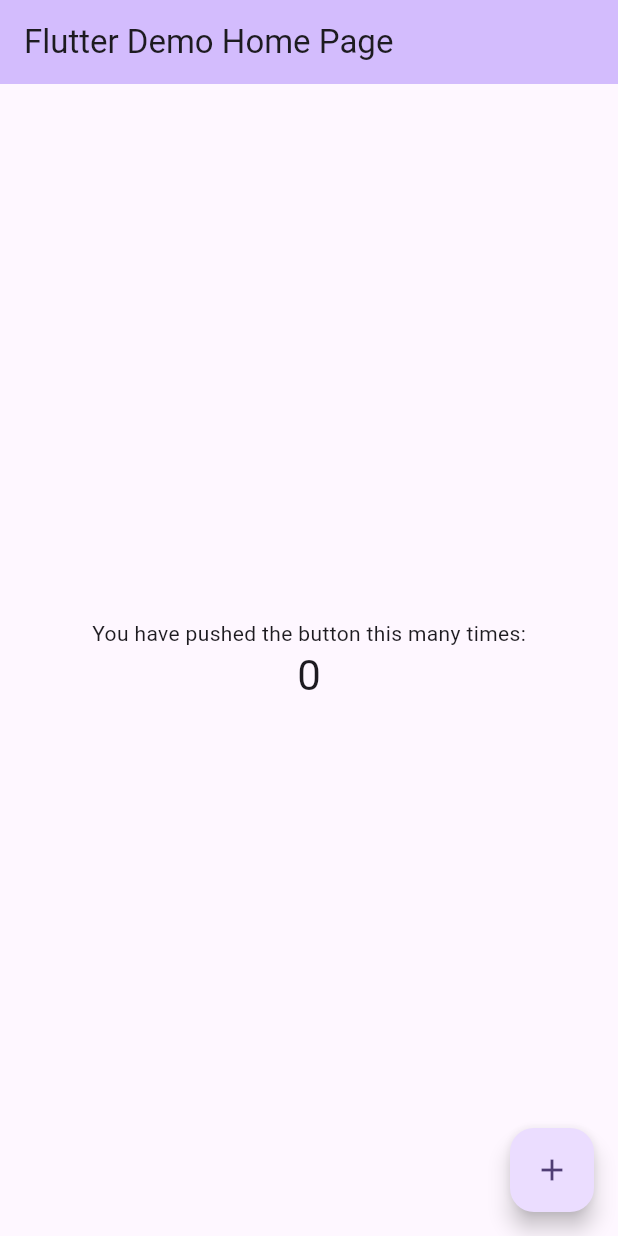
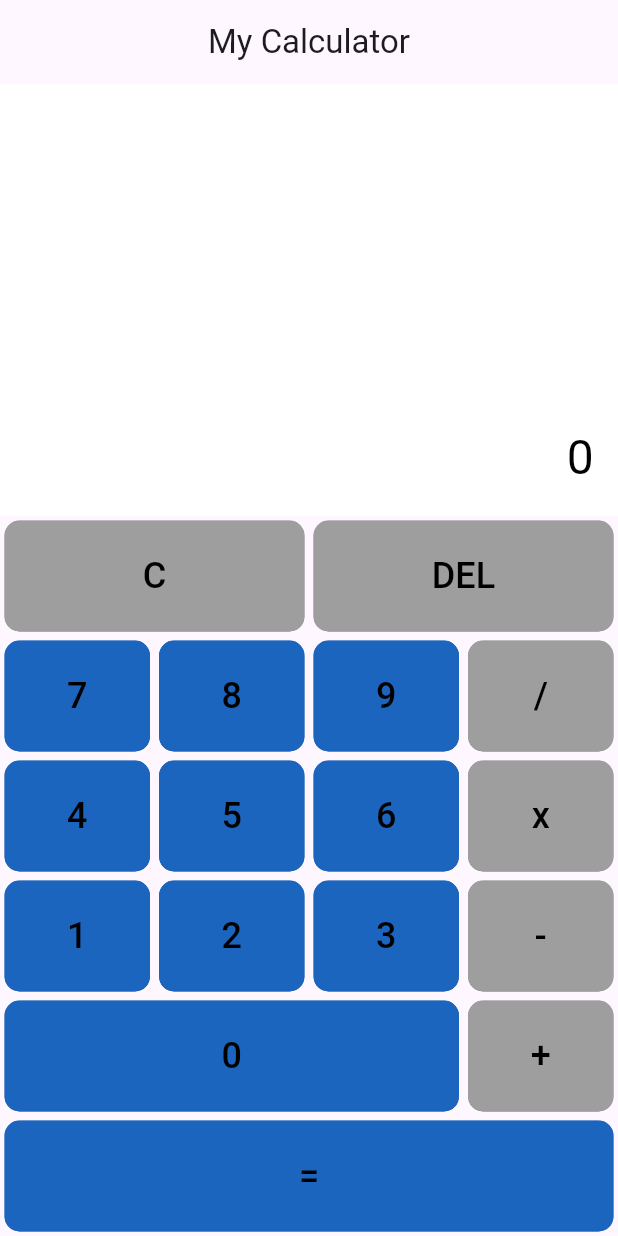
Before and after one commit to Feeldown/midterm_640710719, a Flutter app: the screen it shows after launch, on a phone screen of 412 x 824 dp. Run offline on Flutter 3.47's test engine with Material 3 defaults, Android fonts, the phone set to English and light mode, and no system bars.

Commit message:
Update main.dart

```diff
--- a/lib/main.dart
+++ b/lib/main.dart
@@ -1,125 +1,170 @@
 import 'package:flutter/material.dart';
+import 'dart:math';
 
 void main() {
-  runApp(const MyApp());
+  runApp(CalculatorApp());
 }
 
-class MyApp extends StatelessWidget {
-  const MyApp({super.key});
-
-  // This widget is the root of your application.
+class CalculatorApp extends StatelessWidget {
   @override
   Widget build(BuildContext context) {
     return MaterialApp(
-      title: 'Flutter Demo',
-      theme: ThemeData(
-        // This is the theme of your application.
-        //
-        // TRY THIS: Try running your application with "flutter run". You'll see
-        // the application has a purple toolbar. Then, without quitting the app,
-        // try changing the seedColor in the colorScheme below to Colors.green
-        // and then invoke "hot reload" (save your changes or press the "hot
-        // reload" button in a Flutter-supported IDE, or press "r" if you used
-        // the command line to start the app).
-        //
-        // Notice that the counter didn't reset back to zero; the application
-        // state is not lost during the reload. To reset the state, use hot
-        // restart instead.
-        //
-        // This works for code too, not just values: Most code changes can be
-        // tested with just a hot reload.
-        colorScheme: ColorScheme.fromSeed(seedColor: Colors.deepPurple),
-        useMaterial3: true,
-      ),
-      home: const MyHomePage(title: 'Flutter Demo Home Page'),
+      home: CalculatorScreen(),
     );
   }
 }
 
-class MyHomePage extends StatefulWidget {
-  const MyHomePage({super.key, required this.title});
+class CalculatorScreen extends StatefulWidget {
+  @override
+  _CalculatorScreenState createState() => _CalculatorScreenState();
+}
 
-  // This widget is the home page of your application. It is stateful, meaning
-  // that it has a State object (defined below) that contains fields that affect
-  // how it looks.
-
-  // This class is the configuration for the state. It holds the values (in this
-  // case the title) provided by the parent (in this case the App widget) and
-  // used by the build method of the State. Fields in a Widget subclass are
-  // always marked "final".
-
-  final String title;
+class _CalculatorScreenState extends State<CalculatorScreen> {
+  String displayText = '0';
+  Color buttonColor = Colors.green;  // สีเริ่มต้น
 
   @override
-  State<MyHomePage> createState() => _MyHomePageState();
-}
+  void initState() {
+    super.initState();
+    // เรียกใช้ฟังก์ชันสำหรับสุ่มสีที่จะกำหนดให้กับปุ่ม
+    generateRandomColor();
+  }
 
-class _MyHomePageState extends State<MyHomePage> {
-  int _counter = 0;
+  void generateRandomColor() {
+    // สุ่มเลือกสีใหม่
+    final Random random = Random();
+    final int red = random.nextInt(256);
+    final int green = random.nextInt(256);
+    final int blue = random.nextInt(256);
 
-  void _incrementCounter() {
-    setState(() {
-      // This call to setState tells the Flutter framework that something has
-      // changed in this State, which causes it to rerun the build method below
-      // so that the display can reflect the updated values. If we changed
-      // _counter without calling setState(), then the build method would not be
-      // called again, and so nothing would appear to happen.
-      _counter++;
-    });
+    // กำหนดสีใหม่ในรูปแบบ Color
+    buttonColor = Color.fromARGB(255, red, green, blue);
   }
 
   @override
   Widget build(BuildContext context) {
-    // This method is rerun every time setState is called, for instance as done
-    // by the _incrementCounter method above.
-    //
-    // The Flutter framework has been optimized to make rerunning build methods
-    // fast, so that you can just rebuild anything that needs updating rather
-    // than having to individually change instances of widgets.
     return Scaffold(
       appBar: AppBar(
-        // TRY THIS: Try changing the color here to a specific color (to
-        // Colors.amber, perhaps?) and trigger a hot reload to see the AppBar
-        // change color while the other colors stay the same.
-        backgroundColor: Theme.of(context).colorScheme.inversePrimary,
-        // Here we take the value from the MyHomePage object that was created by
-        // the App.build method, and use it to set our appbar title.
-        title: Text(widget.title),
+        title: Text('My Calculator'),
+        centerTitle: true,
       ),
-      body: Center(
-        // Center is a layout widget. It takes a single child and positions it
-        // in the middle of the parent.
-        child: Column(
-          // Column is also a layout widget. It takes a list of children and
-          // arranges them vertically. By default, it sizes itself to fit its
-          // children horizontally, and tries to be as tall as its parent.
-          //
-          // Column has various properties to control how it sizes itself and
-          // how it positions its children. Here we use mainAxisAlignment to
-          // center the children vertically; the main axis here is the vertical
-          // axis because Columns are vertical (the cross axis would be
-          // horizontal).
-          //
-          // TRY THIS: Invoke "debug painting" (choose the "Toggle Debug Paint"
-          // action in the IDE, or press "p" in the console), to see the
-          // wireframe for each widget.
-          mainAxisAlignment: MainAxisAlignment.center,
-          children: <Widget>[
-            const Text(
-              'You have pushed the button this many times:',
+      body: Column(
+        children: [
+          Expanded(
+            child: Container(
+              color: Colors.white,
+              alignment: Alignment.bottomRight,
+              padding: EdgeInsets.all(16.0),
+              child: Text(
+                displayText,
+                style: TextStyle(
+                  color: Colors.black,
+                  fontSize: 32.0,
+                ),
+              ),
             ),
-            Text(
-              '$_counter',
-              style: Theme.of(context).textTheme.headlineMedium,
+          ),
+          Row(
+            children: [
+              buildButton('C', Colors.grey),
+              buildButton('DEL', Colors.grey),
+            ],
+          ),
+          Row(
+            children: [
+              buildButton('7', buttonColor),
+              buildButton('8', buttonColor),
+              buildButton('9', buttonColor),
+              buildButton('/', Colors.grey),
+            ],
+          ),
+          Row(
+            children: [
+              buildButton('4', buttonColor),
+              buildButton('5', buttonColor),
+              buildButton('6', buttonColor),
+              buildButton('x', Colors.grey),
+            ],
+          ),
+          Row(
+            children: [
+              buildButton('1', buttonColor),
+              buildButton('2', buttonColor),
+              buildButton('3', buttonColor),
+              buildButton('-', Colors.grey),
+            ],
+          ),
+          Row(
+            children: [
+              // ปรับ flex ของปุ่ม 0 เพื่อให้มีขนาดใหญ่ขึ้น
+              buildButton('0', buttonColor, flex: 3),
+              buildButton('+', Colors.grey),
+            ],
+          ),
+          Row(
+            children: [
+              buildButton('=', buttonColor, flex: 4),  // ปรับ flex ของปุ่ม = เพื่อให้มีขนาดใหญ่ขึ้น
+            ],
+          ),
+        ],
+      ),
+    );
+  }
+
+  Widget buildButton(String text, Color color, {int flex = 1}) {
+    return Expanded(
+      flex: flex,
+      child: Container(
+        margin: EdgeInsets.all(3.0),
+        decoration: BoxDecoration(
+          color: color,
+          borderRadius: BorderRadius.circular(10.0),
+        ),
+        child: ClipRRect(
+          borderRadius: BorderRadius.circular(10.0),
+          child: ElevatedButton(
+            onPressed: () => onButtonPressed(text),
+            style: ElevatedButton.styleFrom(
+              primary: color,
+              padding: EdgeInsets.all(20.0),
+              shape: RoundedRectangleBorder(
+                borderRadius: BorderRadius.circular(10.0),
+              ),
             ),
-          ],
+            child: Text(
+              text,
+              style: TextStyle(
+                fontSize: 24.0,
+                color: Colors.black,
+              ),
+            ),
+          ),
         ),
       ),
-      floatingActionButton: FloatingActionButton(
-        onPressed: _incrementCounter,
-        tooltip: 'Increment',
-        child: const Icon(Icons.add),
-      ), // This trailing comma makes auto-formatting nicer for build methods.
     );
   }
+
+
+  void onButtonPressed(String buttonText) {
+    setState(() {
+      if (buttonText == 'C' || buttonText == '=') {
+        displayText = '0';
+      } else if (buttonText == 'DEL') {
+        if (displayText.length > 1) {
+          displayText = displayText.substring(0, displayText.length - 1);
+        } else {
+          displayText = '0';
+        }
+      } else {
+        if (isOperator(displayText[displayText.length - 1]) &&
+            isOperator(buttonText)) {
+          displayText = displayText.substring(0, displayText.length - 1);
+        }
+        displayText += buttonText;
+      }
+    });
+  }
 }
+bool isOperator(String value) {
+  return ['+', '-', 'x', '/'].contains(value);
+}
```
